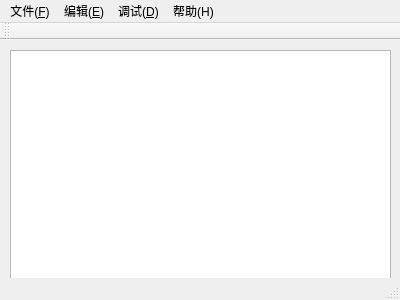
Qt form mainwindow.ui (fdsafsadfdsag8/DevIDE) before a commit.
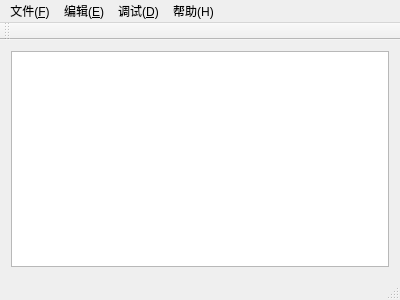
The same form after that commit.

Commit message: 代码框适应窗体大小变化

The edit to the form file:
```diff
--- a/mainwindow.ui
+++ b/mainwindow.ui
@@ -14,16 +14,11 @@
    <string>MainWindow</string>
   </property>
   <widget class="QWidget" name="centralWidget">
-   <widget class="QTextEdit" name="textEdit">
-    <property name="geometry">
-     <rect>
-      <x>10</x>
-      <y>10</y>
-      <width>381</width>
-      <height>241</height>
-     </rect>
-    </property>
-   </widget>
+   <layout class="QGridLayout" name="gridLayout">
+    <item row="0" column="0">
+     <widget class="QPlainTextEdit" name="textEdit"/>
+    </item>
+   </layout>
   </widget>
   <widget class="QMenuBar" name="menuBar">
    <property name="geometry">
```
